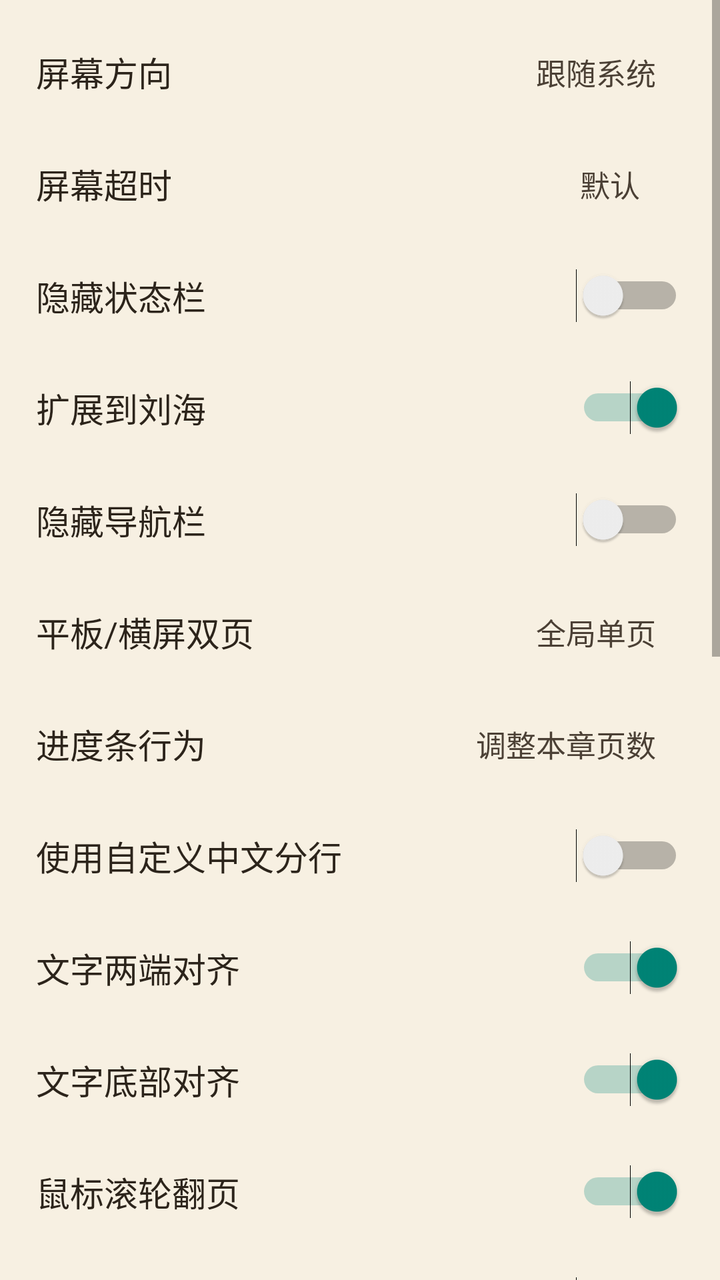
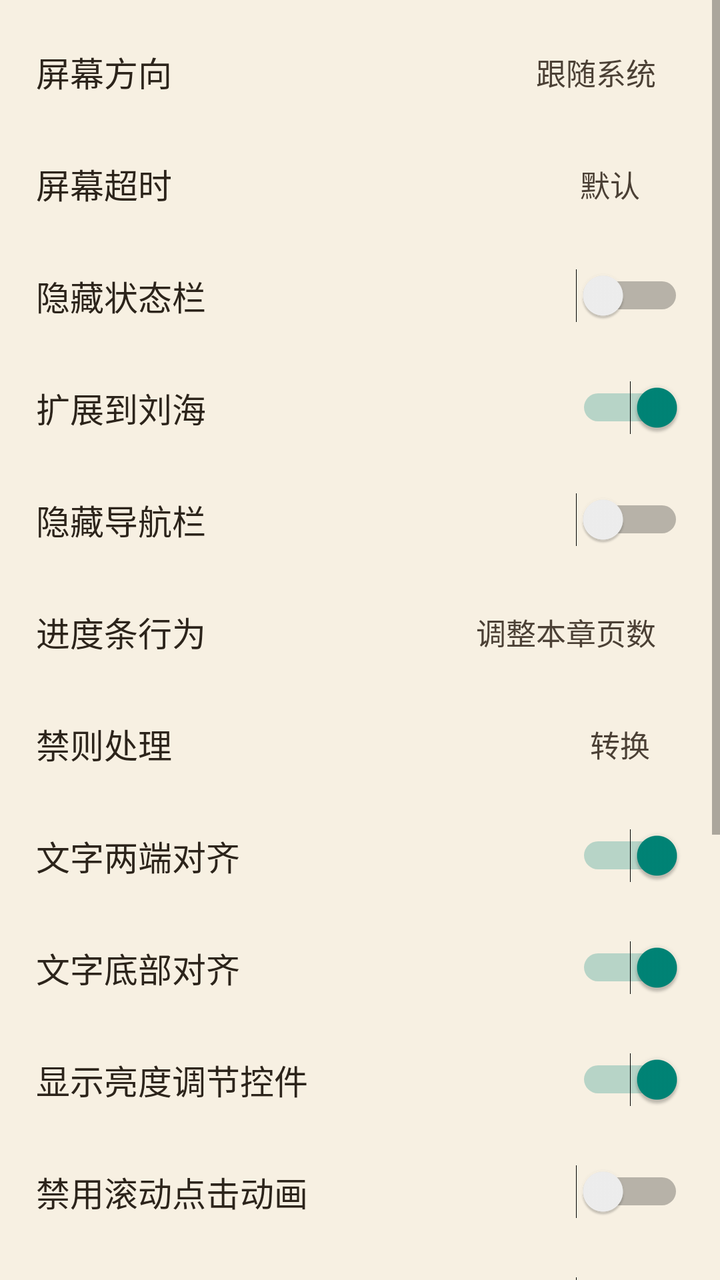

An Android layout rendered at two revisions. The XML below is the earlier revision; the diff shows what the commit changed to produce the second picture.
<!-- AndroidManifest.xml: application theme Theme.Tset -->
<!-- res/layout/dialog_m9_more_config.xml -->
<?xml version="1.0" encoding="utf-8"?>
<ScrollView xmlns:android="http://schemas.android.com/apk/res/android"
    android:id="@+id/more_config_scroll"
    android:layout_width="match_parent"
    android:layout_height="match_parent"
    android:background="@drawable/reader_menu_panel_bg"
    android:overScrollMode="ifContentScrolls">

    <LinearLayout
        android:id="@+id/more_config_root"
        android:layout_width="match_parent"
        android:layout_height="wrap_content"
        android:orientation="vertical"
        android:paddingTop="8dp"
        android:paddingBottom="8dp">

        <LinearLayout
            android:id="@+id/more_screen_orientation"
            style="@style/ReaderMoreRow">
            <TextView
                style="@style/ReaderMoreLabel"
                android:text="@string/screen_direction" />
            <TextView
                android:id="@+id/more_screen_orientation_value"
                style="@style/ReaderMoreValue"
                android:text="@string/screen_unspecified" />
        </LinearLayout>

        <LinearLayout
            android:id="@+id/more_keep_light"
            style="@style/ReaderMoreRow">
            <TextView
                style="@style/ReaderMoreLabel"
                android:text="@string/keep_light" />
            <TextView
                android:id="@+id/more_keep_light_value"
                style="@style/ReaderMoreValue"
                android:text="@string/reader_keep_light_default" />
        </LinearLayout>

        <LinearLayout style="@style/ReaderMoreRow">
            <TextView
                style="@style/ReaderMoreLabel"
                android:text="@string/pt_hide_status_bar" />
            <Switch
                android:id="@+id/more_hide_status_bar"
                android:layout_width="wrap_content"
                android:layout_height="wrap_content" />
        </LinearLayout>

        <LinearLayout style="@style/ReaderMoreRow">
            <TextView
                style="@style/ReaderMoreLabel"
                android:text="@string/read_body_to_lh" />
            <Switch
                android:id="@+id/more_read_body_to_lh"
                android:layout_width="wrap_content"
                android:layout_height="wrap_content"
                android:checked="true" />
        </LinearLayout>

        <LinearLayout style="@style/ReaderMoreRow">
            <TextView
                style="@style/ReaderMoreLabel"
                android:text="@string/pt_hide_navigation_bar" />
            <Switch
                android:id="@+id/more_hide_navigation_bar"
                android:layout_width="wrap_content"
                android:layout_height="wrap_content" />
        </LinearLayout>

        <LinearLayout
            android:id="@+id/more_double_page"
            style="@style/ReaderMoreRow">
            <TextView
                style="@style/ReaderMoreLabel"
                android:text="@string/double_page_horizontal" />
            <TextView
                android:id="@+id/more_double_page_value"
                style="@style/ReaderMoreValue"
                android:text="@string/reader_double_page_single" />
        </LinearLayout>

        <LinearLayout
            android:id="@+id/more_progress_behavior"
            style="@style/ReaderMoreRow">
            <TextView
                style="@style/ReaderMoreLabel"
                android:text="@string/progress_bar_behavior" />
            <TextView
                android:id="@+id/more_progress_behavior_value"
                style="@style/ReaderMoreValue"
                android:text="@string/reader_progress_behavior_page" />
        </LinearLayout>

        <LinearLayout style="@style/ReaderMoreRow">
            <TextView
                style="@style/ReaderMoreLabel"
                android:text="@string/read_chinese_converter" />
            <Switch
                android:id="@+id/more_use_zh_layout"
                android:layout_width="wrap_content"
                android:layout_height="wrap_content" />
        </LinearLayout>

        <LinearLayout style="@style/ReaderMoreRow">
            <TextView
                style="@style/ReaderMoreLabel"
                android:text="@string/text_full_justify" />
            <Switch
                android:id="@+id/more_text_full_justify"
                android:layout_width="wrap_content"
                android:layout_height="wrap_content"
                android:checked="true" />
        </LinearLayout>

        <LinearLayout style="@style/ReaderMoreRow">
            <TextView
                style="@style/ReaderMoreLabel"
                android:text="@string/text_bottom_justify" />
            <Switch
                android:id="@+id/more_text_bottom_justify"
                android:layout_width="wrap_content"
                android:layout_height="wrap_content"
                android:checked="true" />
        </LinearLayout>

        <LinearLayout style="@style/ReaderMoreRow">
            <TextView
                style="@style/ReaderMoreLabel"
                android:text="@string/mouse_wheel_page" />
            <Switch
                android:id="@+id/more_mouse_wheel_page"
                android:layout_width="wrap_content"
                android:layout_height="wrap_content"
                android:checked="true" />
        </LinearLayout>

        <LinearLayout style="@style/ReaderMoreRow">
            <TextView
                style="@style/ReaderMoreLabel"
                android:text="@string/key_page_on_long_press" />
            <Switch
                android:id="@+id/more_key_page_on_long_press"
                android:layout_width="wrap_content"
                android:layout_height="wrap_content" />
        </LinearLayout>

        <LinearLayout
            android:id="@+id/more_page_touch_slop"
            style="@style/ReaderMoreRow">
            <TextView
                style="@style/ReaderMoreLabel"
                android:text="@string/page_touch_slop_title" />
            <TextView
                android:id="@+id/more_page_touch_slop_value"
                style="@style/ReaderMoreValue"
                android:text="8" />
        </LinearLayout>

        <LinearLayout style="@style/ReaderMoreRow">
            <TextView
                style="@style/ReaderMoreLabel"
                android:text="@string/show_brightness_view" />
            <Switch
                android:id="@+id/more_show_brightness_view"
                android:layout_width="wrap_content"
                android:layout_height="wrap_content"
                android:checked="true" />
        </LinearLayout>

        <LinearLayout style="@style/ReaderMoreRow">
            <TextView
                style="@style/ReaderMoreLabel"
                android:text="@string/no_anim_scroll_page" />
            <Switch
                android:id="@+id/more_no_anim_scroll_page"
                android:layout_width="wrap_content"
                android:layout_height="wrap_content" />
        </LinearLayout>

        <LinearLayout style="@style/ReaderMoreRow">
            <TextView
                style="@style/ReaderMoreLabel"
                android:text="@string/preview_image_by_click" />
            <Switch
                android:id="@+id/more_preview_image_by_click"
                android:layout_width="wrap_content"
                android:layout_height="wrap_content" />
        </LinearLayout>

        <LinearLayout style="@style/ReaderMoreRow">
            <TextView
                style="@style/ReaderMoreLabel"
                android:text="@string/enable_optimize_render" />
            <Switch
                android:id="@+id/more_optimize_render"
                android:layout_width="wrap_content"
                android:layout_height="wrap_content" />
        </LinearLayout>

        <LinearLayout
            android:id="@+id/more_click_regional_config"
            style="@style/ReaderMoreRow">
            <TextView
                style="@style/ReaderMoreLabel"
                android:text="@string/click_regional_config" />
            <TextView
                style="@style/ReaderMoreValue"
                android:text="@string/reader_keep_light_default" />
        </LinearLayout>

        <LinearLayout style="@style/ReaderMoreRow">
            <TextView
                style="@style/ReaderMoreLabel"
                android:text="@string/disable_return_key" />
            <Switch
                android:id="@+id/more_disable_return_key"
                android:layout_width="wrap_content"
                android:layout_height="wrap_content" />
        </LinearLayout>

        <LinearLayout
            android:id="@+id/more_custom_page_key"
            style="@style/ReaderMoreRow">
            <TextView
                style="@style/ReaderMoreLabel"
                android:text="@string/custom_page_key" />
            <TextView
                style="@style/ReaderMoreValue"
                android:text="@string/reader_keep_light_default" />
        </LinearLayout>

        <LinearLayout style="@style/ReaderMoreRow">
            <TextView
                style="@style/ReaderMoreLabel"
                android:text="@string/show_read_title_addition" />
            <Switch
                android:id="@+id/more_show_read_title_addition"
                android:layout_width="wrap_content"
                android:layout_height="wrap_content"
                android:checked="true" />
        </LinearLayout>

        <LinearLayout style="@style/ReaderMoreRow">
            <TextView
                style="@style/ReaderMoreLabel"
                android:text="@string/read_bar_style_follow_page" />
            <Switch
                android:id="@+id/more_read_bar_style_follow_page"
                android:layout_width="wrap_content"
                android:layout_height="wrap_content" />
        </LinearLayout>
    </LinearLayout>
</ScrollView>
<!-- resources referenced by this layout -->
<resources>
  <!-- drawable reader_menu_panel_bg (drawable) -->
  <?xml version="1.0" encoding="utf-8"?>
  <shape xmlns:android="http://schemas.android.com/apk/res/android">
      <solid android:color="#F7F0E2" />
  </shape>
  <string name="click_regional_config">点击区域设置</string>
  <string name="custom_page_key">自定义翻页按键</string>
  <string name="disable_return_key">禁用返回键</string>
  <string name="double_page_horizontal">平板/横屏双页</string>
  <string name="enable_optimize_render">启用绘制优化</string>
  <string name="keep_light">屏幕超时</string>
  <string name="key_page_on_long_press">按键长按翻页</string>
  <string name="mouse_wheel_page">鼠标滚轮翻页</string>
  <string name="no_anim_scroll_page">禁用滚动点击动画</string>
  <string name="page_touch_slop_title">滑动翻页阈值</string>
  <string name="preview_image_by_click">点击预览图片</string>
  <string name="progress_bar_behavior">进度条行为</string>
  <string name="pt_hide_navigation_bar">隐藏导航栏</string>
  <string name="pt_hide_status_bar">隐藏状态栏</string>
  <string name="read_bar_style_follow_page">工具栏样式跟随页面</string>
  <string name="read_body_to_lh">扩展到刘海</string>
  <string name="read_chinese_converter">使用自定义中文分行</string>
  <string name="reader_double_page_single">全局单页</string>
  <string name="reader_keep_light_default">默认</string>
  <string name="reader_progress_behavior_page">调整本章页数</string>
  <string name="screen_direction">屏幕方向</string>
  <string name="screen_unspecified">跟随系统</string>
  <string name="show_brightness_view">显示亮度调节控件</string>
  <string name="show_read_title_addition">展示顶部工具栏附加区域</string>
  <string name="text_bottom_justify">文字底部对齐</string>
  <string name="text_full_justify">文字两端对齐</string>
  <style name="ReaderMoreLabel">
          <item name="android:layout_width">0dp</item>
          <item name="android:layout_height">match_parent</item>
          <item name="android:layout_weight">1</item>
          <item name="android:gravity">center_vertical</item>
          <item name="android:textColor">#2C241B</item>
          <item name="android:textSize">17sp</item>
      </style>
  <style name="ReaderMoreRow">
          <item name="android:layout_width">match_parent</item>
          <item name="android:layout_height">56dp</item>
          <item name="android:background">@drawable/reader_menu_touch</item>
          <item name="android:clickable">true</item>
          <item name="android:focusable">true</item>
          <item name="android:gravity">center_vertical</item>
          <item name="android:orientation">horizontal</item>
          <item name="android:paddingStart">18dp</item>
          <item name="android:paddingEnd">18dp</item>
      </style>
  <style name="ReaderMoreValue">
          <item name="android:layout_width">wrap_content</item>
          <item name="android:layout_height">36dp</item>
          <item name="android:background">@drawable/reader_menu_touch</item>
          <item name="android:gravity">center</item>
          <item name="android:minWidth">74dp</item>
          <item name="android:paddingStart">14dp</item>
          <item name="android:paddingEnd">14dp</item>
          <item name="android:textColor">#4B4035</item>
          <item name="android:textSize">15sp</item>
      </style>
  <style name="Theme.Tset" parent="Theme.AppCompat.DayNight.NoActionBar" />
  <!-- drawable reader_menu_touch (drawable) -->
  <?xml version="1.0" encoding="utf-8"?>
  <selector xmlns:android="http://schemas.android.com/apk/res/android">
      <item android:state_pressed="true">
          <shape>
              <solid android:color="#22000000" />
          </shape>
      </item>
      <item android:drawable="@android:color/transparent" />
  </selector>
</resources>

<!-- the commit's change to res/layout/dialog_m9_more_config.xml (unified diff, before → after) -->
@@ -70,18 +70,6 @@
         </LinearLayout>
 
         <LinearLayout
-            android:id="@+id/more_double_page"
-            style="@style/ReaderMoreRow">
-            <TextView
-                style="@style/ReaderMoreLabel"
-                android:text="@string/double_page_horizontal" />
-            <TextView
-                android:id="@+id/more_double_page_value"
-                style="@style/ReaderMoreValue"
-                android:text="@string/reader_double_page_single" />
-        </LinearLayout>
-
-        <LinearLayout
             android:id="@+id/more_progress_behavior"
             style="@style/ReaderMoreRow">
             <TextView
@@ -93,14 +81,23 @@
                 android:text="@string/reader_progress_behavior_page" />
         </LinearLayout>
 
-        <LinearLayout style="@style/ReaderMoreRow">
+        <LinearLayout
+            android:id="@+id/more_zh_layout_row"
+            style="@style/ReaderMoreRow">
             <TextView
                 style="@style/ReaderMoreLabel"
                 android:text="@string/read_chinese_converter" />
-            <Switch
-                android:id="@+id/more_use_zh_layout"
-                android:layout_width="wrap_content"
-                android:layout_height="wrap_content" />
+            <TextView
+                android:id="@+id/more_zh_layout_value"
+                style="@style/ReaderMoreValue"
+                android:background="@drawable/reader_menu_touch"
+                android:gravity="center"
+                android:minWidth="64dp"
+                android:paddingStart="12dp"
+                android:paddingTop="6dp"
+                android:paddingEnd="12dp"
+                android:paddingBottom="6dp"
+                android:text="@string/reader_convert_state_enabled" />
         </LinearLayout>
 
         <LinearLayout style="@style/ReaderMoreRow">
@@ -128,39 +125,6 @@
         <LinearLayout style="@style/ReaderMoreRow">
             <TextView
                 style="@style/ReaderMoreLabel"
-                android:text="@string/mouse_wheel_page" />
-            <Switch
-                android:id="@+id/more_mouse_wheel_page"
-                android:layout_width="wrap_content"
-                android:layout_height="wrap_content"
-                android:checked="true" />
-        </LinearLayout>
-
-        <LinearLayout style="@style/ReaderMoreRow">
-            <TextView
-                style="@style/ReaderMoreLabel"
-                android:text="@string/key_page_on_long_press" />
-            <Switch
-                android:id="@+id/more_key_page_on_long_press"
-                android:layout_width="wrap_content"
-                android:layout_height="wrap_content" />
-        </LinearLayout>
-
-        <LinearLayout
-            android:id="@+id/more_page_touch_slop"
-            style="@style/ReaderMoreRow">
-            <TextView
-                style="@style/ReaderMoreLabel"
-                android:text="@string/page_touch_slop_title" />
-            <TextView
-                android:id="@+id/more_page_touch_slop_value"
-                style="@style/ReaderMoreValue"
-                android:text="8" />
-        </LinearLayout>
-
-        <LinearLayout style="@style/ReaderMoreRow">
-            <TextView
-                style="@style/ReaderMoreLabel"
                 android:text="@string/show_brightness_view" />
             <Switch
                 android:id="@+id/more_show_brightness_view"
@@ -189,16 +153,6 @@
                 android:layout_height="wrap_content" />
         </LinearLayout>
 
-        <LinearLayout style="@style/ReaderMoreRow">
-            <TextView
-                style="@style/ReaderMoreLabel"
-                android:text="@string/enable_optimize_render" />
-            <Switch
-                android:id="@+id/more_optimize_render"
-                android:layout_width="wrap_content"
-                android:layout_height="wrap_content" />
-        </LinearLayout>
-
         <LinearLayout
             android:id="@+id/more_click_regional_config"
             style="@style/ReaderMoreRow">
@@ -206,8 +160,9 @@
                 style="@style/ReaderMoreLabel"
                 android:text="@string/click_regional_config" />
             <TextView
-                style="@style/ReaderMoreValue"
-                android:text="@string/reader_keep_light_default" />
+                android:id="@+id/more_click_regional_config_value"
+                style="@style/ReaderMoreValue"
+                android:text="@string/reader_click_region_summary_default" />
         </LinearLayout>
 
         <LinearLayout style="@style/ReaderMoreRow">
@@ -220,17 +175,6 @@
                 android:layout_height="wrap_content" />
         </LinearLayout>
 
-        <LinearLayout
-            android:id="@+id/more_custom_page_key"
-            style="@style/ReaderMoreRow">
-            <TextView
-                style="@style/ReaderMoreLabel"
-                android:text="@string/custom_page_key" />
-            <TextView
-                style="@style/ReaderMoreValue"
-                android:text="@string/reader_keep_light_default" />
-        </LinearLayout>
-
         <LinearLayout style="@style/ReaderMoreRow">
             <TextView
                 style="@style/ReaderMoreLabel"
@@ -251,5 +195,21 @@
                 android:layout_width="wrap_content"
                 android:layout_height="wrap_content" />
         </LinearLayout>
+
+        <TextView
+            android:id="@+id/more_reset_defaults"
+            android:layout_width="match_parent"
+            android:layout_height="wrap_content"
+            android:layout_marginStart="16dp"
+            android:layout_marginTop="10dp"
+            android:layout_marginEnd="16dp"
+            android:layout_marginBottom="8dp"
+            android:background="@drawable/reader_menu_touch"
+            android:gravity="center"
+            android:paddingTop="14dp"
+            android:paddingBottom="14dp"
+            android:text="@string/reader_reset_defaults"
+            android:textColor="#AA5B1E1E"
+            android:textSize="16sp" />
     </LinearLayout>
 </ScrollView>
<!-- resource entries referenced after the edit -->
@@ -6,25 +6,21 @@
       <solid android:color="#F7F0E2" />
   </shape>
   <string name="click_regional_config">点击区域设置</string>
-  <string name="custom_page_key">自定义翻页按键</string>
   <string name="disable_return_key">禁用返回键</string>
-  <string name="double_page_horizontal">平板/横屏双页</string>
-  <string name="enable_optimize_render">启用绘制优化</string>
   <string name="keep_light">屏幕超时</string>
-  <string name="key_page_on_long_press">按键长按翻页</string>
-  <string name="mouse_wheel_page">鼠标滚轮翻页</string>
   <string name="no_anim_scroll_page">禁用滚动点击动画</string>
-  <string name="page_touch_slop_title">滑动翻页阈值</string>
   <string name="preview_image_by_click">点击预览图片</string>
   <string name="progress_bar_behavior">进度条行为</string>
   <string name="pt_hide_navigation_bar">隐藏导航栏</string>
   <string name="pt_hide_status_bar">隐藏状态栏</string>
   <string name="read_bar_style_follow_page">工具栏样式跟随页面</string>
   <string name="read_body_to_lh">扩展到刘海</string>
-  <string name="read_chinese_converter">使用自定义中文分行</string>
-  <string name="reader_double_page_single">全局单页</string>
+  <string name="read_chinese_converter">禁则处理</string>
+  <string name="reader_click_region_summary_default">九宫格默认</string>
+  <string name="reader_convert_state_enabled">转换</string>
   <string name="reader_keep_light_default">默认</string>
   <string name="reader_progress_behavior_page">调整本章页数</string>
+  <string name="reader_reset_defaults">恢复默认设置</string>
   <string name="screen_direction">屏幕方向</string>
   <string name="screen_unspecified">跟随系统</string>
   <string name="show_brightness_view">显示亮度调节控件</string>
